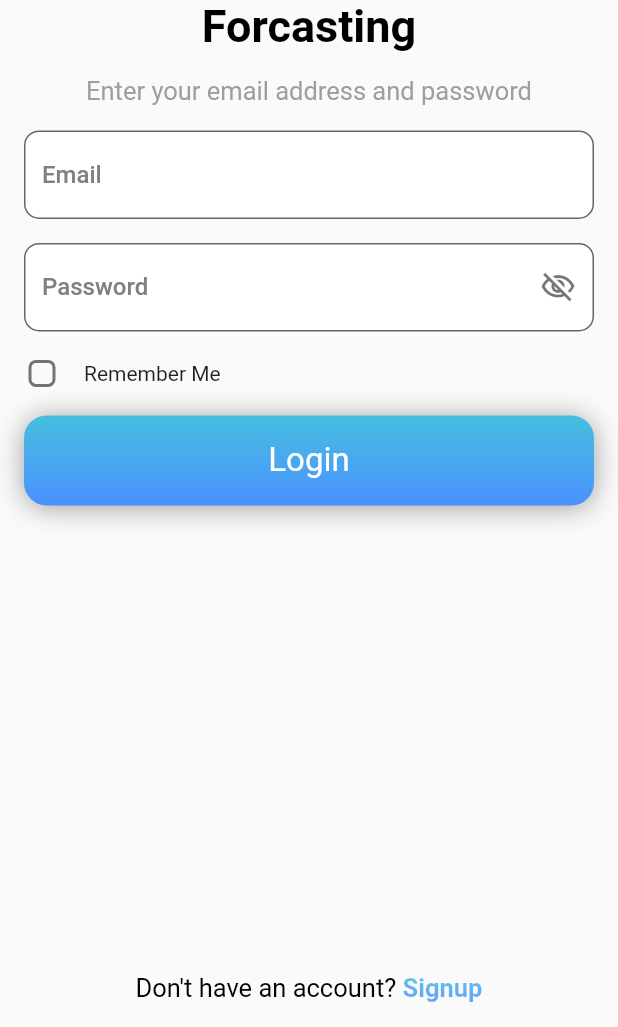
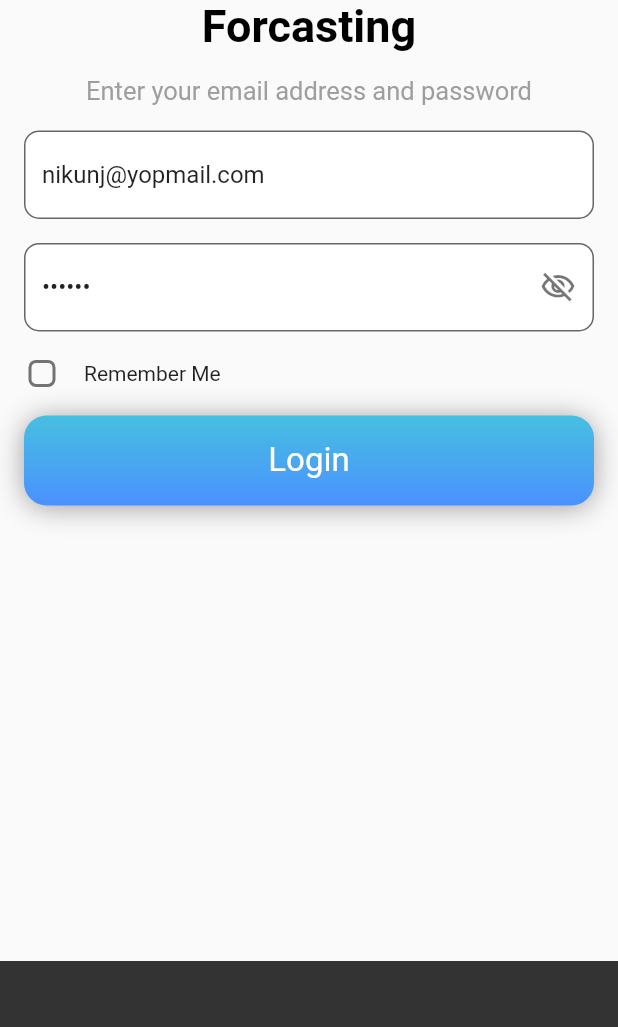
Before and after one commit to NikunjKhunt/WeatherApp, a Flutter app: the SignInScreen screen opened by its route, after a tap on "Login", on a phone screen of 412 x 824 dp, the part 209-1236 px from its top. Run offline on Flutter 3.47's test engine with Material 2 defaults, Android fonts, the phone set to English and light mode, and no system bars; our stand-ins replace dio, shared_preferences; missing offline and left inert: dio_http_cache; accounts and stored records are empty; network calls fail.

Commit message:
#API DONE => Login DONE CONTINUE => Setting up API Calls

```diff
--- a/lib/main.dart
+++ b/lib/main.dart
@@ -1,19 +1,28 @@
 import 'package:flutter/material.dart';
+import 'package:provider/provider.dart';
+import 'package:weatherapp/notifiers/login_notifier.dart';
 import 'package:weatherapp/ui/splash_screen.dart';
 import 'package:weatherapp/utils/colors.dart';
 import 'package:weatherapp/utils/routes.dart';
 
 void main() {
-  runApp(const MyApp());
+  runApp(MyApp());
 }
 
 class MyApp extends StatelessWidget {
-  const MyApp({super.key});
+  MyApp({super.key});
+
+  final _scaffoldKey = GlobalKey<ScaffoldMessengerState>();
 
   // This widget is the root of your application.
   @override
   Widget build(BuildContext context) {
-    return MaterialApp(
+    return MultiProvider(
+      providers: [
+        ChangeNotifierProvider(create: (context) => LoginNotifier()),
+      ],
+      child: MaterialApp(
+        scaffoldMessengerKey: _scaffoldKey,
         title: 'Flutter Demo',
         theme: ThemeData(
           primarySwatch: black,
@@ -21,6 +30,7 @@ class MyApp extends StatelessWidget {
         routes: routes,
         initialRoute: SplashScreen.route,
         // home: SplashScreen(),
+      ),
     );
   }
 }
--- a/lib/models/LoginRes.dart
+++ b/lib/models/LoginRes.dart
@@ -8,7 +8,7 @@ class LoginRes {
     _liveWeather = liveWeather;
 }
 
-  LoginRes.fromJson(dynamic json) {
+  LoginRes.fromJson(Map<String,dynamic> json) {
     _msg = json['msg'];
     _token = json['token'];
     _liveWeather = json['liveWeather'] != null ? LiveWeather.fromJson(json['liveWeather']) : null;
--- /dev/null
+++ b/lib/notifiers/home_notifier.dart
@@ -0,0 +1,6 @@
+
+import 'package:flutter/widgets.dart';
+
+class HomeNotifier extends ChangeNotifier{
+
+}
--- /dev/null
+++ b/lib/notifiers/login_notifier.dart
@@ -0,0 +1,33 @@
+import 'package:flutter/widgets.dart';
+import 'package:weatherapp/models/LoginRes.dart';
+import 'package:weatherapp/utils/api_wrapper.dart';
+import 'package:weatherapp/utils/constants.dart';
+import 'package:weatherapp/utils/shared_pref.dart';
+
+class LoginNotifier extends ChangeNotifier {
+
+  ValueNotifier<bool> isProgressing = ValueNotifier(false);
+  String message = "";
+
+  Future<bool> doLogin({required String emailAddress, required String password}) async {
+    isProgressing.value = true;
+    Map<String, dynamic> data = {
+      "email": "nikunj@yopmail.com",
+      "password": "Qweasd@123",
+    };
+    try {
+      final resp = await ApiWrapper().doPost(Cons.login, data, false);
+      if (resp != null) {
+        LoginRes? loginRes = LoginRes.fromJson(resp);
+        await SharedPref.setToken(loginRes.token??'');
+        message =  loginRes.msg ?? '';
+        isProgressing.value = false;
+        return true;
+      }
+    } catch (e) {
+      print(e.toString());
+    }
+    isProgressing.value = false;
+    return false;
+  }
+}
--- a/lib/ui/signin_screen.dart
+++ b/lib/ui/signin_screen.dart
@@ -1,11 +1,14 @@
 import 'package:flutter/material.dart';
 import 'package:flutter/widgets.dart';
+import 'package:provider/provider.dart';
+import 'package:weatherapp/notifiers/login_notifier.dart';
 import 'package:weatherapp/ui/signup_screen.dart';
 import 'package:weatherapp/utils/constants.dart';
 
 import '../utils/colors.dart';
 import '../utils/widgets/common.dart';
 import '../utils/widgets/gradient_text.dart';
+import 'day_screen.dart';
 
 class SignInScreen extends StatelessWidget {
   static const String route = "/signin-screen";
@@ -14,50 +17,8 @@ class SignInScreen extends StatelessWidget {
 
   @override
   Widget build(BuildContext context) {
-    var size = MediaQuery
-        .of(context)
-        .size;
     return Scaffold(
-      body: Container(
-        padding: EdgeInsets.all(Cons.space),
-        child: Column(
-          children: [
-            Container(
-              margin: EdgeInsets.only(top: 50),
-              child: Column(
-                children: [
-                  logo(size.width),
-                  header("Forcasting", fontSize: 30),
-                  vSpace(),
-                  subHeader("Enter your email address and password"),
-                ],
-              ),
-            ),
-            SignInForm(),
-            // _success(size.width),
-            Spacer(),
-            Row(
-              crossAxisAlignment: CrossAxisAlignment.center,
-              mainAxisAlignment: MainAxisAlignment.center,
-              children: [
-                Text(
-                  "Don't have an account? ",
-                  style: TextStyle(color: Colors.black, fontSize: 17),
-                ),
-                GradientText(
-                  'Signup',
-                  style: TextStyle(fontSize: 17, fontWeight: FontWeight.bold),
-                  gradient: LinearGradient(colors: [
-                    color1,
-                    color2,
-                  ], begin: Alignment.topCenter, end: Alignment.bottomCenter),
-                  onTap: () => Navigator.pushNamed(context, SignUpScreen.route),
-                )
-              ],
-            ),
-          ],
-        ),
-      ),
+      body: SignInForm(),
     );
   }
 
@@ -93,19 +54,71 @@ class SignInForm extends StatefulWidget {
 }
 
 class _SignInFormState extends State<SignInForm> {
+  late LoginNotifier loginNotifier;
   final GlobalKey<FormState> _formKey = GlobalKey<FormState>();
   bool _passwordVisible = false;
-  final TextEditingController _emailController = TextEditingController();
-  final TextEditingController _passwordController = TextEditingController();
+  final TextEditingController _emailController = TextEditingController(text: "nikunj@yopmail.com");
+  final TextEditingController _passwordController = TextEditingController(text: "123456");
   bool rememberMe = false;
   bool hasError = false;
 
   @override
-  Widget build(BuildContext context) {
-    return _form();
+  void initState() {
+    super.initState();
+    loginNotifier = Provider.of<LoginNotifier>(context, listen: false);
   }
 
-  _form() {
+  @override
+  Widget build(BuildContext context) {
+    var size = MediaQuery.of(context).size;
+    return ValueListenableBuilder<bool>(
+      valueListenable: loginNotifier.isProgressing,
+      builder: (context, value, child) {
+        return Container(
+          padding: EdgeInsets.all(Cons.space),
+          child: Column(
+            children: [
+              Container(
+                margin: EdgeInsets.only(top: 50),
+                child: Column(
+                  children: [
+                    logo(size.width),
+                    header("Forcasting", fontSize: 30),
+                    vSpace(),
+                    subHeader("Enter your email address and password"),
+                  ],
+                ),
+              ),
+              _form(value),
+              // _success(size.width),
+              Spacer(),
+              Row(
+                crossAxisAlignment: CrossAxisAlignment.center,
+                mainAxisAlignment: MainAxisAlignment.center,
+                children: [
+                  const Text(
+                    "Don't have an account? ",
+                    style: TextStyle(color: Colors.black, fontSize: 17),
+                  ),
+                  GradientText(
+                    'Signup',
+                    style: const TextStyle(fontSize: 17, fontWeight: FontWeight.bold),
+                    gradient: const LinearGradient(colors: [
+                      color1,
+                      color2,
+                    ], begin: Alignment.topCenter, end: Alignment.bottomCenter),
+                    onTap: () => Navigator.pushNamed(context, SignUpScreen.route),
+                  )
+                ],
+              ),
+            ],
+          ),
+        );
+      },
+    );
+  }
+
+  _form(bool isLoading) {
     return Form(
       key: _formKey,
       child: SingleChildScrollView(
@@ -119,9 +132,8 @@ class _SignInFormState extends State<SignInForm> {
                 return input != null && input.contains("@") && input.contains(".") ? null : "Check your email";
               },
               onChanged: (value) {
-                  hasError = value != null && value.contains("@") && value.contains(".") ? false : true;
-                  setState(() {
-                  });
+                hasError = value != null && value.contains("@") && value.contains(".") ? false : true;
+                setState(() {});
               },
             ),
             vSpace(),
@@ -134,9 +146,7 @@ class _SignInFormState extends State<SignInForm> {
                     icon: Icon(
                       // Based on passwordVisible state choose the icon
                       _passwordVisible ? Icons.visibility_outlined : Icons.visibility_off_outlined,
-                      color: Theme
-                          .of(context)
-                          .primaryColorDark,
+                      color: Theme.of(context).primaryColorDark,
                     ),
                     onPressed: () {
                       setState(() {
@@ -146,9 +156,8 @@ class _SignInFormState extends State<SignInForm> {
                   ),
                 ),
                 onChanged: (value) {
-                    hasError = value != null && value.length >= 6 ? false : true;
-                    setState(() {
-                    });
+                  hasError = value != null && value.length >= 6 ? false : true;
+                  setState(() {});
                 },
                 validator: (val) {
                   return val != null && val.length >= 6 ? null : "Enter at-least 6 chars";
@@ -175,10 +184,31 @@ class _SignInFormState extends State<SignInForm> {
               ],
             ),
             vSpace(),
-            gradientButton("Login", onTap: () {}, disabled: false),
+            gradientButton("Login", isLoading: isLoading, onTap: _doLogin, disabled: false),
           ],
         ),
       ),
     );
   }
+
+  _doLogin() async {
+    if (_formKey.currentState!.validate()) {
+      bool isSuccess = await loginNotifier.doLogin(emailAddress: _emailController.text, password: _passwordController.text);
+      ScaffoldMessenger.of(context).showSnackBar(
+        SnackBar(
+          content: Text(Provider.of<LoginNotifier>(context, listen: false).message),
+          duration: const Duration(seconds: 1),
+        ),
+      );
+      if (isSuccess) {
+        Future.delayed(Duration(milliseconds: 250),() {
+            Navigator.of(context).pushNamed(DayScreen.route);
+        },);
+      }
+    } else {
+      ScaffoldMessenger.of(context).showSnackBar(
+        const SnackBar(content: Text('Check Data')),
+      );
+    }
+  }
 }
--- a/lib/utils/api_wrapper.dart
+++ b/lib/utils/api_wrapper.dart
@@ -105,7 +105,7 @@ class ApiWrapper {
       "Device-Identifier": uniqueKey,
     };
     if (isAuthRequired != null && isAuthRequired) {
-      headers["Authorization"] = (passportToken != null && passportToken.isNotEmpty) ? passportToken : await SharedPref.getUserAuthKey();
+      headers["Authorization"] = (passportToken != null && passportToken.isNotEmpty) ? passportToken : "Bearer ${await SharedPref.getAccessToken()}";
     }
     return headers;
   }
--- a/lib/utils/widgets/common.dart
+++ b/lib/utils/widgets/common.dart
@@ -32,7 +32,7 @@ subHeader(
   double fontSize = 17,
   isBold = false,
   isCenter = false,
-      Color color = Colors.grey,
+  Color color = Colors.grey,
 }) =>
     header(
       text,
@@ -67,6 +67,7 @@ whiteBackgroundWithBorder() => BoxDecoration(
 
 gradientButton(
   text, {
+  isLoading = false,
   required Function()? onTap,
   double fontSize = 22,
   Color color = Colors.white,
@@ -101,12 +102,16 @@ gradientButton(
           borderRadius: BorderRadius.all(Radius.circular(15)),
         ),
         child: InkWell(
-            onTap: onTap,
+            onTap: isLoading ? null : onTap,
             child: Center(
-              child: Text(
-                '$text',
-                style: TextStyle(color: color, fontSize: fontSize),
-              ),
+              child: (isLoading)
+                  ? CircularProgressIndicator(
+                      color: Colors.white,
+                    )
+                  : Text(
+                      '$text',
+                      style: TextStyle(color: color, fontSize: fontSize),
+                    ),
             )),
       ),
     );
--- a/pubspec.yaml
+++ b/pubspec.yaml
@@ -37,6 +37,7 @@ dependencies:
   # Use with the CupertinoIcons class for iOS style icons.
   cupertino_icons: ^1.0.2
 
+  provider: ^6.0.4
 #  API
   dio: ^4.0.6
   dio_http_cache: ^0.3.0
```
Also changed, not shown: lib/ui/day_screen.dart (+40 -13 lines), lib/ui/splash_screen.dart (+22 -15 lines), lib/utils/shared_pref.dart (+12 -0 lines), pubspec.lock. Lines whose indentation alone changed are shown as unchanged.
